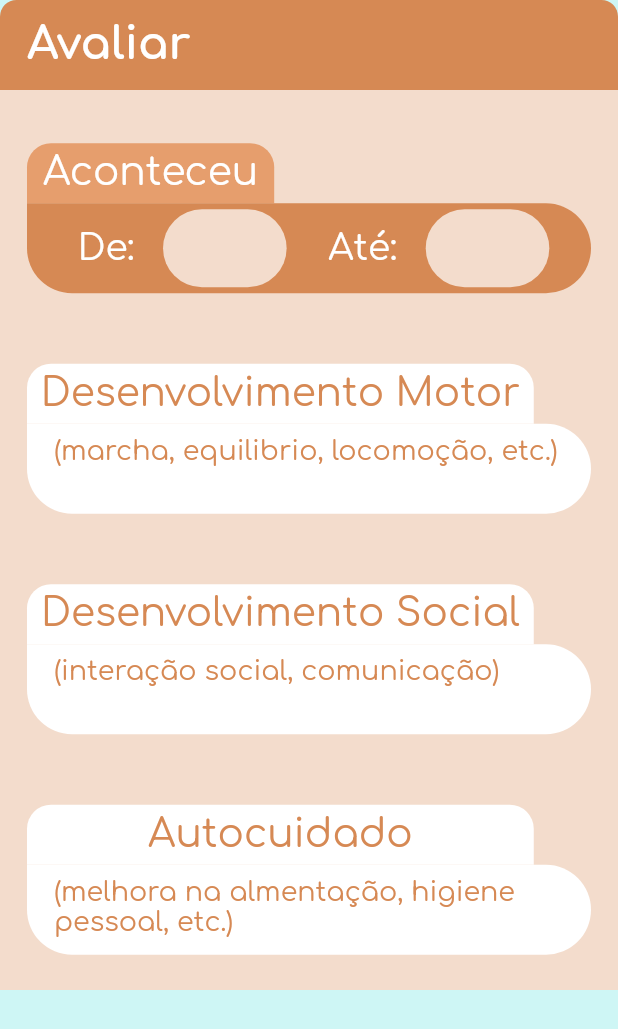
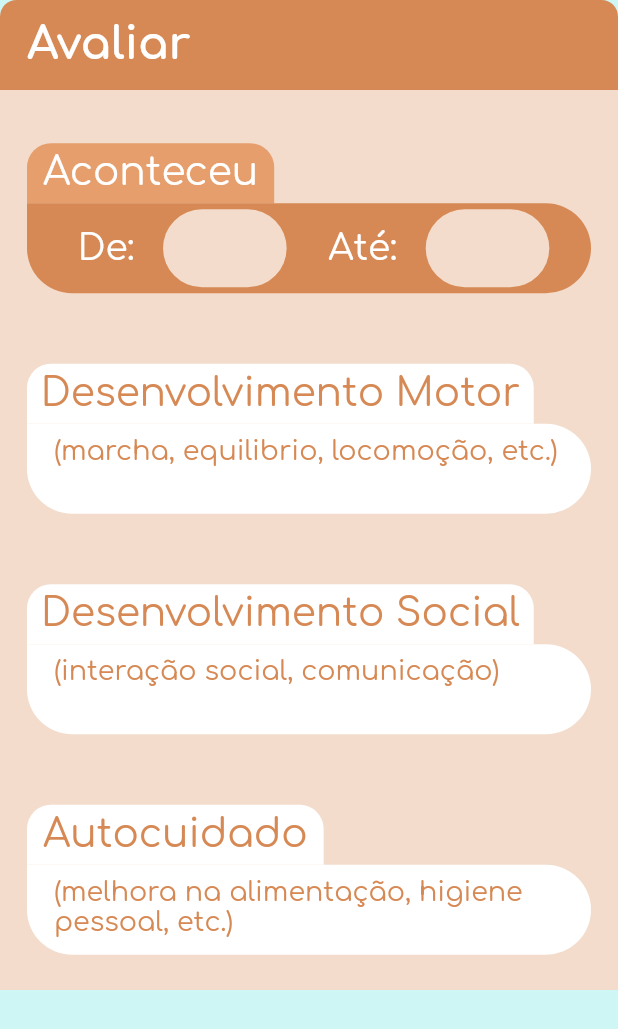
Before and after one commit to VitorHugoOli/EquoKids, a Flutter app: the Avaliar widget shown alone on an empty page, opened directly with empty values, on a phone screen of 412 x 824 dp. Shown: the top 1029 px of the screen. Run offline on Flutter 3.47's test engine with Material 2 defaults, Android fonts, the phone set to English and light mode, and no system bars; our stand-ins replace badges, flare_flutter, flutter_calendar_carousel, font_awesome_flutter, lottie.

Commit message:
Terminando texto da avaliação

```diff
--- a/lib/Utils/Avaliar.dart
+++ b/lib/Utils/Avaliar.dart
@@ -130,13 +130,13 @@ class Avaliar extends StatelessWidget {
     );
   }
 
-  _card2(String text) {
+  _card2(String text, double largura) {
     return Row(
       mainAxisAlignment: MainAxisAlignment.start,
       children: <Widget>[
         Container(
             height: 40,
-            width: size.width * .82,
+            width: size.width * largura ,
             padding: EdgeInsets.only(top: 5),
             decoration: BoxDecoration(
               color: Colors.white,
@@ -165,7 +165,6 @@ class Avaliar extends StatelessWidget {
         height: 600,
         decoration: BoxDecoration(
           color: Color(0xffF3DCCC),
-
         ),
         padding: EdgeInsets.only(left: 18, top: 12, right: 18),
         child: Column(
@@ -179,20 +178,20 @@ class Avaliar extends StatelessWidget {
             ),
             Column(
               children: <Widget>[
-                _card2("Desenvolvimento Motor"),
+                _card2("Desenvolvimento Motor", .82),
                 _bigBox("(marcha, equilibrio, locomoção, etc.)")
               ],
             ),
             Column(
               children: <Widget>[
-                _card2("Desenvolvimento Social"),
+                _card2("Desenvolvimento Social", .82),
                 _bigBox("(interação social, comunicação)")
               ],
             ),
             Column(
               children: <Widget>[
-                _card2("Autocuidado"),
-                _bigBox("(melhora na almentação, higiene pessoal, etc.)")
+                _card2("Autocuidado", .48),
+                _bigBox("(melhora na alimentação, higiene pessoal, etc.)")
               ],
             )
           ],
```
